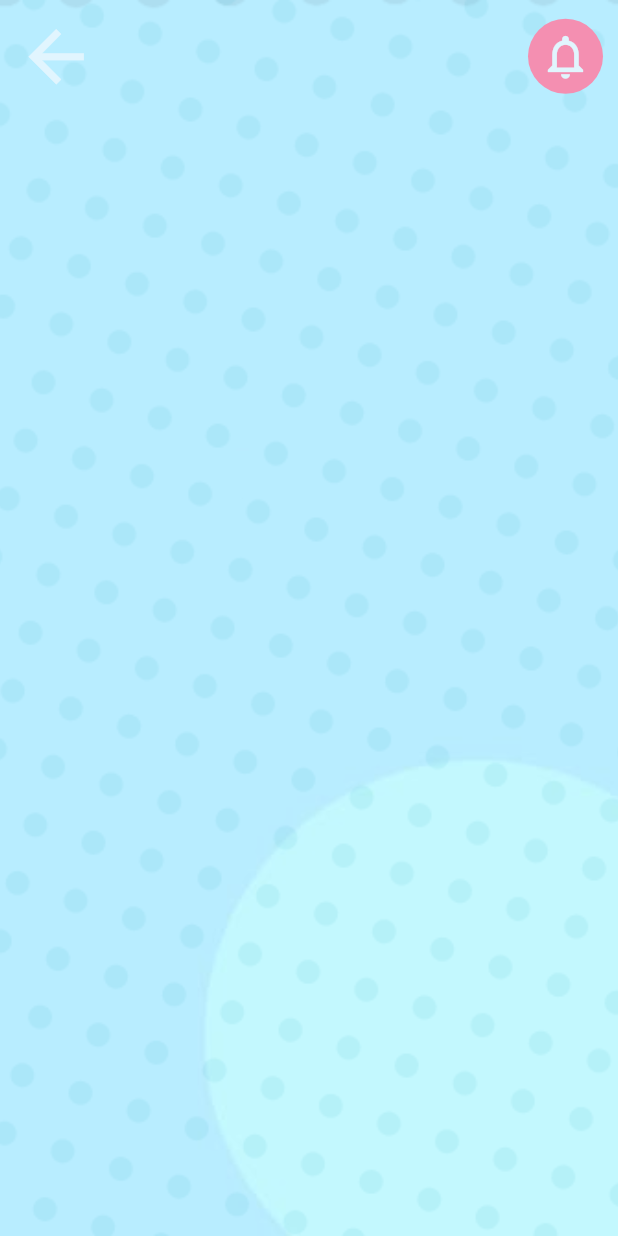
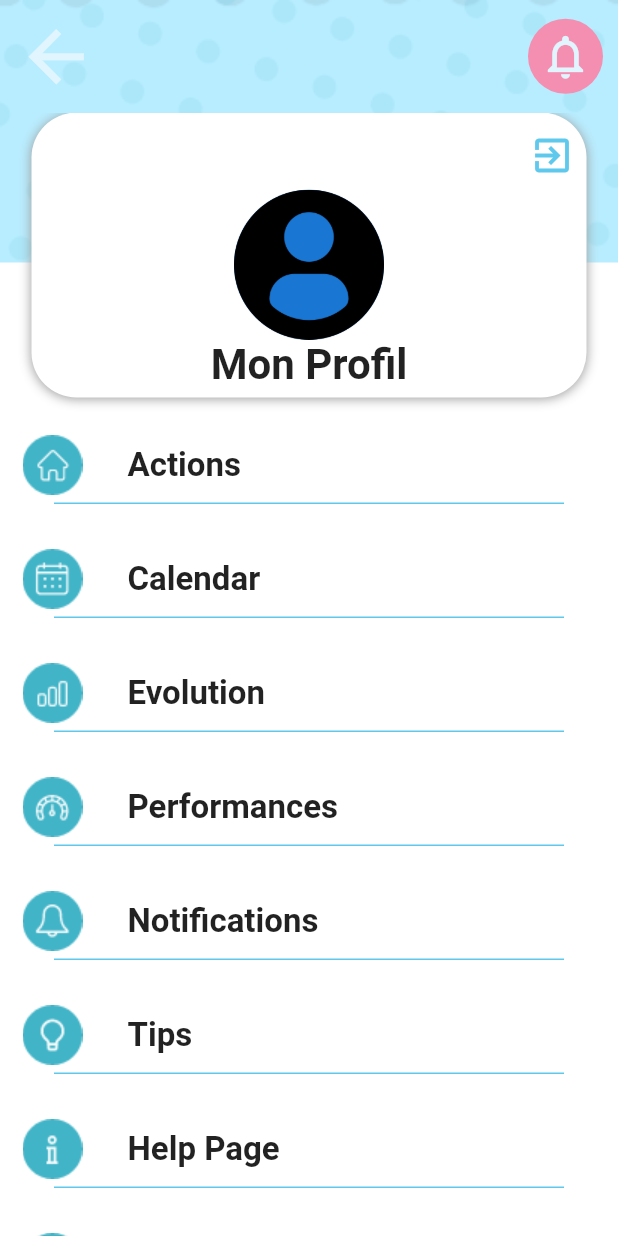
Before and after one commit to SyedMuhammadMuhid/Laboratoire, a Flutter app: the ProfileScreen screen opened directly, on a phone screen of 412 x 824 dp. Run offline on Flutter 3.47's test engine with Material 2 defaults, Android fonts, the phone set to English and light mode, and no system bars; our stand-ins replace fluttertoast, google_fonts; Roboto replaces fonts that are missing (Heebo).

Commit message:
changes made, under development

```diff
--- a/lib/Constant/data.dart
+++ b/lib/Constant/data.dart
@@ -10,4 +10,4 @@ List Mechanism=['Forgetting to activate', 'Breakage of the device'];
 List Days=['Jour 1', 'Jour 2', 'Jour 3'];
 List Date=['23', '24','25'];
 
-List profile_items=[ProfileListModel(name:'Actions', image_path: ''), ProfileListModel(name:'Calendar', image_path: ''),ProfileListModel(name:'Evolution', image_path: ''),ProfileListModel(name:'Performances', image_path: ''),ProfileListModel(name:'Notifications', image_path: ''),ProfileListModel(name:'Tips', image_path: ''),ProfileListModel(name:'Help Page', image_path: ''),ProfileListModel(name:'Rate the app', image_path: '')];
+List profile_items=[ProfileListModel(name:'Actions', image_path: 'assets/actions_logo.png'), ProfileListModel(name:'Calendar', image_path: 'assets/calander_logo.png'),ProfileListModel(name:'Evolution', image_path: 'assets/evaluation_logo.png'),ProfileListModel(name:'Performances', image_path: 'assets/performance_logo.png'),ProfileListModel(name:'Notifications', image_path: 'assets/notification_logo.png'),ProfileListModel(name:'Tips', image_path: 'assets/tips_logo.png'),ProfileListModel(name:'Help Page', image_path: 'assets/help_logo.png'),ProfileListModel(name:'Rate the app', image_path: 'assets/rate_logo.png')];
--- a/lib/Loading/Loading_Screen.dart
+++ /dev/null
@@ -1,32 +0,0 @@
-import 'package:flutter/material.dart';
-
-class Loading extends StatefulWidget {
-  @override
-  _LoadingState createState() => _LoadingState();
-}
-
-class _LoadingState extends State<Loading> {
-  AnimationController _controller;
-  @override
-  void initState() {
-    super.initState();
-
-  }
-  @override
-  Widget build(BuildContext context) {
-    return MaterialApp(
-        home: Container(
-        decoration: BoxDecoration(
-        image: DecorationImage(
-        image: AssetImage("assets/loading_bg.png"), fit: BoxFit.cover)),
-    child: SafeArea(
-
-    child: Scaffold(
-    backgroundColor: Colors.transparent,
-      body: Center(child: Image(image: AssetImage('assets/logo_blue.png'),)),
-    )
-
-
-    )));
-  }
-}
--- a/lib/Loading/loading.dart
+++ b/lib/Loading/loading.dart
@@ -1,5 +1,5 @@
 import 'package:flutter/material.dart';
-import 'package:sample_screen/widgets/HomeScreen.dart';
+import 'package:sample_screen/Screens/Home.dart';
 
 class LoadingScreen extends StatefulWidget {
 
@@ -34,7 +34,7 @@ class _LoadingScreenState extends State<LoadingScreen> with SingleTickerProvider
       Navigator.of(context).pushReplacement(
           MaterialPageRoute(
               builder:
-                  (BuildContext context) => HomeScreen()));
+                  (BuildContext context) => Home()));
     });
     return MaterialApp(
         home: Container(
--- a/lib/Screens/Profile.dart
+++ b/lib/Screens/Profile.dart
@@ -1,6 +1,8 @@
 import 'package:flutter/material.dart';
 import 'package:google_fonts/google_fonts.dart';
+import 'package:sample_screen/Constant/data.dart';
 import 'package:sample_screen/Screens/Home.dart';
+import 'package:sample_screen/widgets/ProfileCard.dart';
 class ProfileScreen extends StatefulWidget {
   @override
   _ProfileScreenState createState() => _ProfileScreenState();
@@ -16,7 +18,8 @@ class _ProfileScreenState extends State<ProfileScreen> {
     child: SafeArea(
     child: Scaffold(
       backgroundColor: Colors.transparent,
-      body: Column(children: [
+      body: SingleChildScrollView(
+        child: Column(children: [
           Row(
               mainAxisAlignment: MainAxisAlignment.spaceBetween,
               children: [
@@ -34,7 +37,82 @@ class _ProfileScreenState extends State<ProfileScreen> {
                   child: CircleAvatar(child: Icon(Icons.notifications_none, color: Colors.lightBlue[50],size: 35,),backgroundColor: Colors.pink[200],radius: 25,),
                 )
               ]),
+          Container(
+            height: MediaQuery.of(context).size.height,
+            width: MediaQuery.of(context).size.width,
+            child: Stack(
+
+              children: [
+
+              Positioned(
+                 top: 100,
+                child: Container(
+                  height: (MediaQuery.of(context).size.height),
+                  width: MediaQuery.of(context).size.width,
+                  color: Colors.white,
+                  child: Column(
+                    children: [
+                      SizedBox(height: 100,),
+                      Container(
+                        height: (MediaQuery.of(context).size.height),
+                        width: MediaQuery.of(context).size.width,
+                        child: ListView.builder(
+
+                          physics: BouncingScrollPhysics(),
+                          itemCount:profile_items.length,
+                          // itemCount: _categories.length,
+                          scrollDirection: Axis.vertical,
+                          itemBuilder: (BuildContext context, int index){
+                            return ProfileCard(name: profile_items[index].name, image_path: profile_items[index].image_path,);
+
+                          },
+                        ),
+                      ),
+                    ],
+                  ),
+
+                ),
+              ),
+
+              Positioned(
+                left: (MediaQuery.of(context).size.width-370)/2,
+                child: Container(
+                  decoration: BoxDecoration(
+                      color: Colors.white,
+                      shape: BoxShape.rectangle,
+                      borderRadius: BorderRadius.only(topLeft: Radius.circular(30.0), topRight: Radius.circular(30.0), bottomRight: Radius.circular(30.0), bottomLeft: Radius.circular(30.0) ),
+                    boxShadow: [
+                      BoxShadow(
+                        color: Colors.grey,
+                        offset: Offset(0.0, 1.0), //(x,y)
+                        blurRadius: 6.0,
+                      ),
+                    ],
+                  ),
+                  height: 190,
+                  width: 370,
+                  child: Column(
+                    mainAxisAlignment: MainAxisAlignment.center,
+                    children: [
+                      Row(mainAxisAlignment: MainAxisAlignment.end,
+                        children: [
+                        Padding(
+                          padding: const EdgeInsets.all(8.0),
+                          child: Icon(Icons.exit_to_app, size: 30,color:Color(0xff5fc9ed) ,),
+                        )
                       ],),
+                      CircleAvatar(radius: 50, child: Image(image: AssetImage('assets/propic.png'),),),
+                      Text('Mon Profil', style: GoogleFonts.heebo(fontSize: 28, fontWeight: FontWeight.bold, color: Colors.black87),)
+                    ],
+                  ),
+                ),
+              ),
+
+            ],),
+          ),
+
+        ],),
+      ),
     )
 
     ));
--- a/lib/Screens/Start_Screen.dart
+++ b/lib/Screens/Start_Screen.dart
@@ -1,6 +1,5 @@
 import 'package:flutter/material.dart';
 import 'package:google_fonts/google_fonts.dart';
-import 'package:sample_screen/Loading/Loading_Screen.dart';
 import 'package:sample_screen/Loading/loading.dart';
 
 class StartScreen extends StatelessWidget {
--- /dev/null
+++ b/lib/widgets/ProfileCard.dart
@@ -0,0 +1,43 @@
+import 'package:flutter/material.dart';
+import 'package:google_fonts/google_fonts.dart';
+
+class ProfileCard extends StatelessWidget {
+  String image_path;
+  String name;
+  Widget Navegation;
+
+  ProfileCard({this.image_path,this.name,this.Navegation});
+  @override
+  Widget build(BuildContext context) {
+    return GestureDetector(
+      onTap: (){
+        Navigator.of(context).pushReplacement(
+            MaterialPageRoute(
+                builder:
+                    (BuildContext context) => Navegation));
+      },
+      child: Padding(
+        padding: const EdgeInsets.all(15.0),
+        child: Container(
+
+          child: Column(
+            mainAxisAlignment: MainAxisAlignment.center,
+            children: [
+              Row(children: [
+                Image(image: AssetImage(image_path),height: 40,width: 40,),
+                SizedBox(width: 30,),
+                Text(name, style: GoogleFonts.heebo(fontSize: 22, fontWeight: FontWeight.bold),)
+              ],),
+              SizedBox(height: 5,),
+              Container(
+                color: Color(0xff5fc9ed),
+                height: 1,
+                width: 340,
+              )
+            ],
+          ),
+        ),
+      ),
+    );
+  }
+}
```
Also changed, not shown: lib/Screens/Subscribe.dart (+4 -4 lines), assets/actions_logo.png (added), assets/calander_logo.png (added), assets/evaluation_logo.png (added), assets/happy.png (deleted), assets/help_logo.png (added), assets/notification_logo.png (added), assets/performance_logo.png (added), assets/propic.png (added), assets/rate_logo.png (added), assets/tips_logo.png (added). Lines whose indentation alone changed are shown as unchanged.
